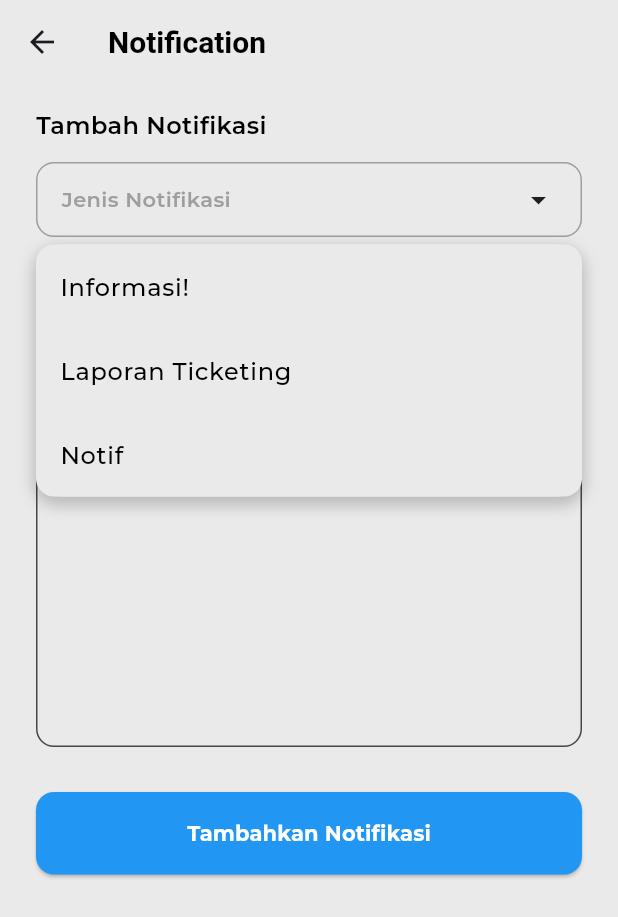
After one commit to aansyawaluddin/FE_I_Ticketing, a Flutter app: the AddNotification screen opened directly, after a tap on "Jenis Notifikasi", on a phone screen of 412 x 824 dp. The commit adds this screen. Shown: the top 917 px of the screen. Run offline on Flutter 3.47's test engine with Material 3 defaults, Android fonts, the phone set to English and light mode, and no system bars; our stand-ins replace fl_chart, google_fonts.

Commit message:
Add Notification

```diff
--- /dev/null
+++ b/frontend/lib/pages/superadmin/add_notification.dart
@@ -0,0 +1,232 @@
+import 'package:flutter/material.dart';
+import 'package:google_fonts/google_fonts.dart';
+import 'package:frontend/widgets/top_bar.dart';
+
+class AddNotification extends StatefulWidget {
+  const AddNotification({super.key});
+
+  @override
+  _AddNotification createState() => _AddNotification();
+}
+
+class _AddNotification extends State<AddNotification> {
+  String? selectedNotificationType;
+  TextEditingController messageController = TextEditingController();
+  FocusNode messageFocusNode = FocusNode();
+
+  List<String> notificationTypes = ["Informasi!", "Laporan Ticketing", "Notif"];
+
+  OverlayEntry? overlayEntry;
+  final LayerLink _layerLink = LayerLink();
+  final GlobalKey _dropdownKey = GlobalKey();
+
+  void showDropdown() {
+    final overlay = Overlay.of(context);
+    final renderBox =
+        _dropdownKey.currentContext!.findRenderObject() as RenderBox;
+    final size = renderBox.size;
+    final offset = renderBox.localToGlobal(Offset.zero);
+
+    overlayEntry = OverlayEntry(
+      builder: (context) => Positioned(
+        width: size.width,
+        left: offset.dx,
+        top: offset.dy + size.height + 5,
+        child: Material(
+          color: Colors.transparent,
+          child: Container(
+            decoration: BoxDecoration(
+              color: Color(0xFFEAEAEA),
+              borderRadius: BorderRadius.circular(
+                  16),
+              boxShadow: [
+                BoxShadow(
+                  color: Colors.black.withOpacity(0.2),
+                  blurRadius: 8,
+                  spreadRadius: 2,
+                  offset: Offset(0, 4),
+                )
+              ],
+            ),
+            child: Column(
+              mainAxisSize: MainAxisSize.min,
+              children: notificationTypes.map((type) {
+                bool isSelected = type == selectedNotificationType;
+                return Container(
+                  decoration: BoxDecoration(
+                    color: isSelected
+                        ? Color(0xFFCECECA)
+                        : Color(0xFFEAEAEA),
+                    borderRadius: BorderRadius.circular(12),
+                  ),
+                  child: ListTile(
+                    title: Text(
+                      type,
+                      style: GoogleFonts.montserrat(
+                          color: Colors.black, fontWeight: FontWeight.w500),
+                    ),
+                    onTap: () {
+                      setState(() {
+                        selectedNotificationType = type;
+                      });
+                      hideDropdown();
+                    },
+                  ),
+                );
+              }).toList(),
+            ),
+          ),
+        ),
+      ),
+    );
+
+    overlay.insert(overlayEntry!);
+  }
+
+  void hideDropdown() {
+    overlayEntry?.remove();
+    overlayEntry = null;
+  }
+
+  @override
+  void initState() {
+    super.initState();
+    messageFocusNode.addListener(() {
+      if (messageFocusNode.hasFocus) {
+        hideDropdown();
+      }
+    });
+  }
+
+  @override
+  void dispose() {
+    messageFocusNode.dispose();
+    super.dispose();
+  }
+
+  @override
+  Widget build(BuildContext context) {
+    return Scaffold(
+      appBar: TopBar(backButton: true,content:
+      Padding(
+          padding: EdgeInsets.only(left: 0), child: const Text("Notification"))
+      ),
+      backgroundColor: const Color(0xFFEAEAEA),
+      body: SingleChildScrollView(
+        child: Padding(
+          padding: const EdgeInsets.symmetric(horizontal: 24.0, vertical: 16.0),
+          child: Column(
+            crossAxisAlignment: CrossAxisAlignment.start,
+            children: [
+              Text("Tambah Notifikasi",
+                  style: GoogleFonts.montserrat(
+                      fontSize: 16,
+                      color: Colors.black,
+                      fontWeight: FontWeight.w600)),
+              SizedBox(height: 13),
+
+              CompositedTransformTarget(
+                link: _layerLink,
+                child: GestureDetector(
+                  key: _dropdownKey,
+                  onTap: () {
+                    if (overlayEntry == null) {
+                      showDropdown();
+                    } else {
+                      hideDropdown();
+                    }
+                  },
+                  child: Container(
+                    padding: EdgeInsets.symmetric(horizontal: 16, vertical: 12),
+                    decoration: BoxDecoration(
+                      color: Color(0xFFEAEAEA),
+                      borderRadius: BorderRadius.circular(12),
+                      border: Border.all(color: Colors.grey),
+                    ),
+                    child: Row(
+                      mainAxisAlignment: MainAxisAlignment.spaceBetween,
+                      children: [
+                        Text(
+                          selectedNotificationType ?? "Jenis Notifikasi",
+                          style: GoogleFonts.montserrat(
+                            color: selectedNotificationType == null
+                                ? Colors.grey
+                                : Colors.black,
+                            fontWeight: FontWeight.w600,
+                          ),
+                        ),
+                        Icon(Icons.arrow_drop_down),
+                      ],
+                    ),
+                  ),
+                ),
+              ),
+
+              SizedBox(height: 20),
+
+              TextField(
+                controller: messageController,
+                focusNode: messageFocusNode,
+                maxLines: 12,
+                decoration: InputDecoration(
+                  hintText: "Isi",
+                  hintStyle: GoogleFonts.montserrat(
+                      color: Colors.grey, fontWeight: FontWeight.w600),
+                  filled: true,
+                  fillColor: Color(0xFFEAEAEA),
+                  border: OutlineInputBorder(
+                    borderRadius: BorderRadius.circular(12),
+                  ),
+                ),
+                onTap: () {
+                  hideDropdown();
+                },
+              ),
+
+              SizedBox(height: 30),
+
+              SizedBox(
+                width: double.infinity,
+                height: 55,
+                child: ElevatedButton(
+                  onPressed: () {
+                    if (selectedNotificationType != null &&
+                        messageController.text.isNotEmpty) {
+                      ScaffoldMessenger.of(context).showSnackBar(
+                        SnackBar(
+                            content: Text("Notifikasi berhasil ditambahkan",
+                                style: GoogleFonts.montserrat())),
+                      );
+                    } else {
+                      ScaffoldMessenger.of(context).showSnackBar(
+                        SnackBar(
+                            content: Text(
+                                "Harap pilih jenis notifikasi dan isi pesan",
+                                style: GoogleFonts.montserrat())),
+                      );
+                    }
+                  },
+                  style: ElevatedButton.styleFrom(
+                    backgroundColor: Colors.blue,
+                    shape: RoundedRectangleBorder(
+                      borderRadius: BorderRadius.circular(12),
+                    ),
+                    padding: EdgeInsets.symmetric(horizontal: 24),
+                  ),
+                  child: Text(
+                    "Tambahkan Notifikasi",
+                    style: GoogleFonts.montserrat(
+                      color: Colors.white,
+                      fontSize: 14,
+                      fontWeight: FontWeight.bold,
+                    ),
+                  ),
+                ),
+              ),
+            ],
+          ),
+        ),
+      ),
+    );
+  }
+}
--- a/frontend/lib/pages/superadmin/notification.dart
+++ b/frontend/lib/pages/superadmin/notification.dart
@@ -4,6 +4,7 @@ import 'package:frontend/pages/superadmin/performance.dart';
 import 'package:frontend/pages/superadmin/account.dart';
 import 'package:frontend/pages/superadmin/button_nav.dart';
 import 'package:frontend/pages/superadmin/user_list.dart';
+import 'package:frontend/pages/superadmin/add_notification.dart';
 import 'package:google_fonts/google_fonts.dart';
 
 class NotificationPage extends StatefulWidget {
@@ -14,7 +15,7 @@ class NotificationPage extends StatefulWidget {
 }
 
 class _NotificationState extends State<NotificationPage> {
-  String? notification;
+  bool _isEditMode = false;
   int _selectedIndex = 3;
 
   void _onItemTapped(int index) {
@@ -56,7 +57,17 @@ class _NotificationState extends State<NotificationPage> {
 
     return Scaffold(
       appBar: AppBar(
-        automaticallyImplyLeading: false,
+        automaticallyImplyLeading: _isEditMode,
+        leading: _isEditMode
+            ? IconButton(
+                icon: Icon(Icons.arrow_back),
+                onPressed: () {
+                  setState(() {
+                    _isEditMode = false;
+                  });
+                },
+              )
+            : null,
         title: Text(
           'Notifikasi',
           style: GoogleFonts.montserrat(
@@ -69,9 +80,17 @@ class _NotificationState extends State<NotificationPage> {
         actions: [
           PopupMenuButton<String>(
             onSelected: (value) {
+              if (value == 'Edit') {
                 setState(() {
-                notification = value;
+                  _isEditMode = true;
                 });
+              } else if (value == 'Tambah') {
+                Navigator.push(
+                  context,
+                  MaterialPageRoute(
+                      builder: (context) => const AddNotification()),
+                );
+              }
             },
             itemBuilder: (context) {
               return [
@@ -121,7 +140,10 @@ class _NotificationState extends State<NotificationPage> {
                       SizedBox(height: screenHeight * 0.01),
                       Text(
                         'Jam kerja pegawai berlangsung setiap hari kerja mulai pukul 08.00 pagi hingga 17.00 sore. Mohon pastikan semua keperluan administratif atau komunikasi dilakukan dalam rentang waktu tersebut. Terima kasih.',
-                        style: GoogleFonts.montserrat(fontSize: 14.0, color: Colors.white,),
+                        style: GoogleFonts.montserrat(
+                          fontSize: 14.0,
+                          color: Colors.white,
+                        ),
                       ),
                     ],
                   ),
@@ -204,7 +226,9 @@ class _NotificationState extends State<NotificationPage> {
       shape: RoundedRectangleBorder(
         borderRadius: BorderRadius.circular(12.0),
       ),
-      child: Padding(
+      child: Stack(
+        children: [
+          Padding(
             padding: EdgeInsets.all(screenWidth * 0.04),
             child: Row(
               crossAxisAlignment: CrossAxisAlignment.start,
@@ -229,7 +253,8 @@ class _NotificationState extends State<NotificationPage> {
                       SizedBox(height: screenHeight * 0.01),
                       Text(
                         message,
-                    style: GoogleFonts.montserrat(fontSize: 14.0, color: Colors.grey[700]),
+                        style: GoogleFonts.montserrat(
+                            fontSize: 14.0, color: Colors.grey[700]),
                       ),
                     ],
                   ),
@@ -237,6 +262,20 @@ class _NotificationState extends State<NotificationPage> {
               ],
             ),
           ),
+          if (_isEditMode)
+            Positioned(
+              top: 8,
+              right: 8,
+              child: Image.asset(
+                'assets/icons/edit.png',
+                width: 24,
+                height: 24,
+              ),
+              // onPressed: () {
+              // },
+            ),
+        ],
+      ),
     );
   }
 }
--- /dev/null
+++ b/frontend/lib/widgets/top_bar.dart
@@ -0,0 +1,26 @@
+import 'package:flutter/material.dart';
+
+class TopBar extends StatelessWidget implements PreferredSizeWidget{
+  final Widget content;
+  final bool backButton;
+
+  const TopBar({super.key, required this.content, this.backButton = false});
+
+  @override
+  Size get preferredSize => const Size.fromHeight(kToolbarHeight);
+
+  @override
+  Widget build(BuildContext context) {
+    return AppBar(
+      scrolledUnderElevation: 0,
+      backgroundColor: Color(0xFFEAEAEA),
+      centerTitle: false,
+      automaticallyImplyLeading: backButton,
+      titleTextStyle: TextStyle(
+          fontWeight: FontWeight.w600, color: Colors.black, fontSize: 20),
+      title: content,
+    );
+
+  }
+
+}
--- a/frontend/pubspec.yaml
+++ b/frontend/pubspec.yaml
@@ -42,3 +42,4 @@ flutter:
     - assets/icons/check_circle.png
     - assets/icons/drop.png
     - assets/icons/verifikasi.png
+    - assets/icons/edit.png
```
Also changed, not shown: frontend/assets/icons/edit.png (added). Lines whose indentation alone changed are shown as unchanged.
